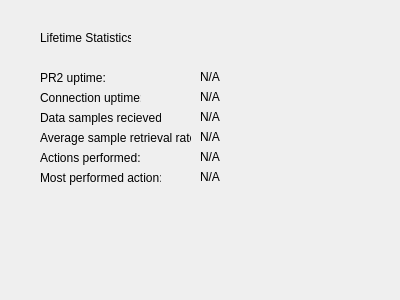
This is rqt_pr2_hand_syntouch_sensor_interface/resource/lifetimestatistics.ui in BigMacStorm/PR2_hapticSensorResearch as Qt 5 draws it before an edit. The edited form follows.
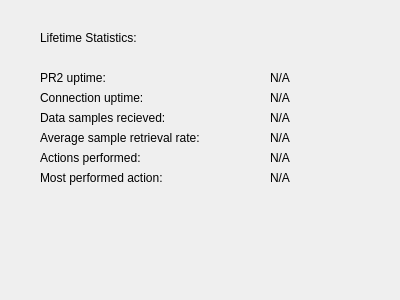
This is the edited form.

What changed in the file:
```diff
--- a/rqt_pr2_hand_syntouch_sensor_interface/resource/lifetimestatistics.ui
+++ b/rqt_pr2_hand_syntouch_sensor_interface/resource/lifetimestatistics.ui
@@ -18,7 +18,7 @@
     <rect>
      <x>40</x>
      <y>30</y>
-     <width>91</width>
+     <width>201</width>
      <height>16</height>
     </rect>
    </property>
@@ -31,7 +31,7 @@
     <rect>
      <x>40</x>
      <y>70</y>
-     <width>71</width>
+     <width>131</width>
      <height>16</height>
     </rect>
    </property>
@@ -44,7 +44,7 @@
     <rect>
      <x>40</x>
      <y>90</y>
-     <width>101</width>
+     <width>141</width>
      <height>16</height>
     </rect>
    </property>
@@ -57,7 +57,7 @@
     <rect>
      <x>40</x>
      <y>110</y>
-     <width>121</width>
+     <width>171</width>
      <height>16</height>
     </rect>
    </property>
@@ -70,7 +70,7 @@
     <rect>
      <x>40</x>
      <y>130</y>
-     <width>151</width>
+     <width>221</width>
      <height>16</height>
     </rect>
    </property>
@@ -83,7 +83,7 @@
     <rect>
      <x>40</x>
      <y>150</y>
-     <width>111</width>
+     <width>161</width>
      <height>16</height>
     </rect>
    </property>
@@ -96,7 +96,7 @@
     <rect>
      <x>40</x>
      <y>170</y>
-     <width>121</width>
+     <width>181</width>
      <height>16</height>
     </rect>
    </property>
@@ -107,10 +107,10 @@
   <widget class="QLabel" name="rvis_PR2UptimeLbl">
    <property name="geometry">
     <rect>
-     <x>200</x>
+     <x>270</x>
      <y>70</y>
-     <width>47</width>
-     <height>13</height>
+     <width>121</width>
+     <height>16</height>
     </rect>
    </property>
    <property name="text">
@@ -120,10 +120,10 @@
   <widget class="QLabel" name="rvis_ConnectionUptimeLbl">
    <property name="geometry">
     <rect>
-     <x>200</x>
+     <x>270</x>
      <y>90</y>
-     <width>47</width>
-     <height>13</height>
+     <width>121</width>
+     <height>16</height>
     </rect>
    </property>
    <property name="text">
@@ -133,10 +133,10 @@
   <widget class="QLabel" name="rvis_samplesLbl">
    <property name="geometry">
     <rect>
-     <x>200</x>
+     <x>270</x>
      <y>110</y>
-     <width>47</width>
-     <height>13</height>
+     <width>121</width>
+     <height>16</height>
     </rect>
    </property>
    <property name="text">
@@ -146,10 +146,10 @@
   <widget class="QLabel" name="rviz_rateLbl">
    <property name="geometry">
     <rect>
-     <x>200</x>
+     <x>270</x>
      <y>130</y>
-     <width>47</width>
-     <height>13</height>
+     <width>121</width>
+     <height>16</height>
     </rect>
    </property>
    <property name="text">
@@ -159,10 +159,10 @@
   <widget class="QLabel" name="rvis_actionsLbl">
    <property name="geometry">
     <rect>
-     <x>200</x>
+     <x>270</x>
      <y>150</y>
-     <width>47</width>
-     <height>13</height>
+     <width>121</width>
+     <height>16</height>
     </rect>
    </property>
    <property name="text">
@@ -172,10 +172,10 @@
   <widget class="QLabel" name="rviz_performedLbl">
    <property name="geometry">
     <rect>
-     <x>200</x>
+     <x>270</x>
      <y>170</y>
-     <width>47</width>
-     <height>13</height>
+     <width>121</width>
+     <height>16</height>
     </rect>
    </property>
    <property name="text">
```
